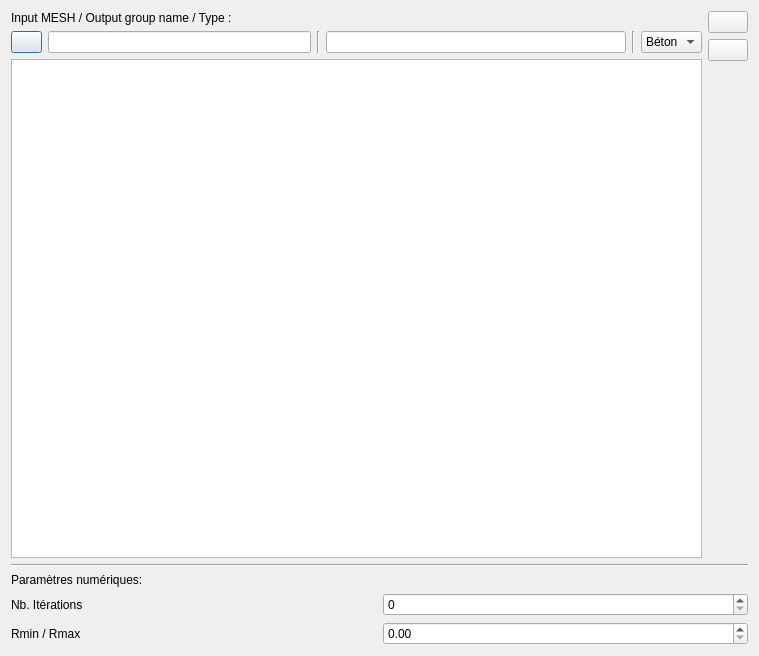
Above: src/Tools/padder/spadderpy/gui/inputframe.ui from SalomePlatform/smesh before the change. Below: the same form after it.
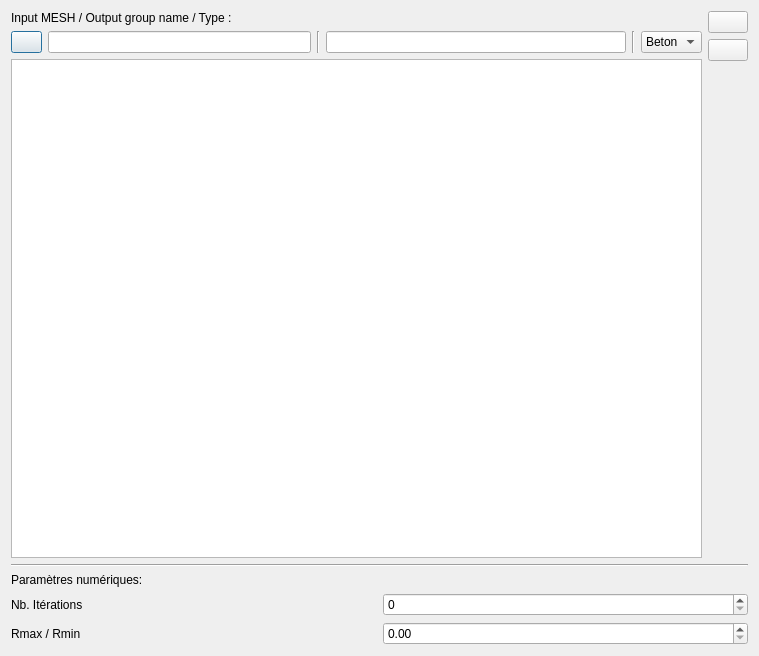
That is the form after the change. Icons and pictures are not drawn.

Commit message: Padder : fix RmaxRmin's variable name and update default values for NbIter and RmaxRmin

```diff
--- a/src/Tools/padder/spadderpy/gui/inputframe.ui
+++ b/src/Tools/padder/spadderpy/gui/inputframe.ui
@@ -111,7 +111,7 @@
                </property>
                <item>
                 <property name="text">
-                 <string>Béton</string>
+                 <string>Beton</string>
                 </property>
                 <property name="icon">
                  <iconset>
@@ -215,7 +215,7 @@
            <item>
             <widget class="QLabel" name="lblParamRminRmax">
              <property name="text">
-              <string>Rmin / Rmax</string>
+              <string>Rmax / Rmin</string>
              </property>
             </widget>
            </item>
```
Left out of the diff: 4 changed lines with no effect on the pictures. The commit also changes 3 other files.
